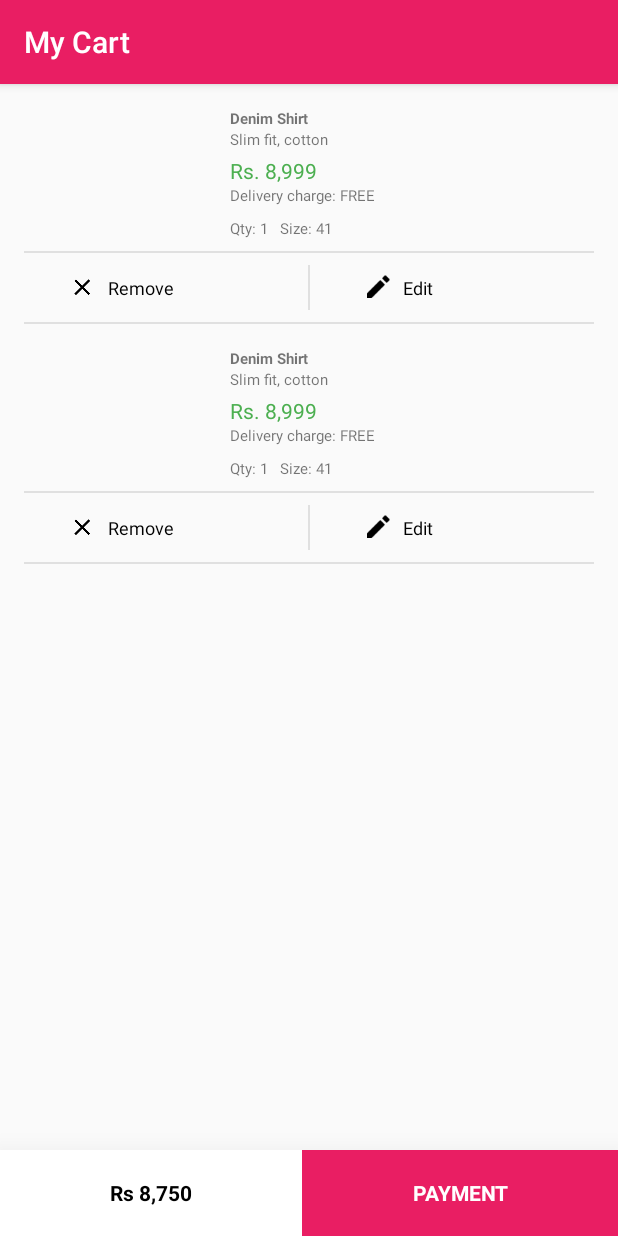
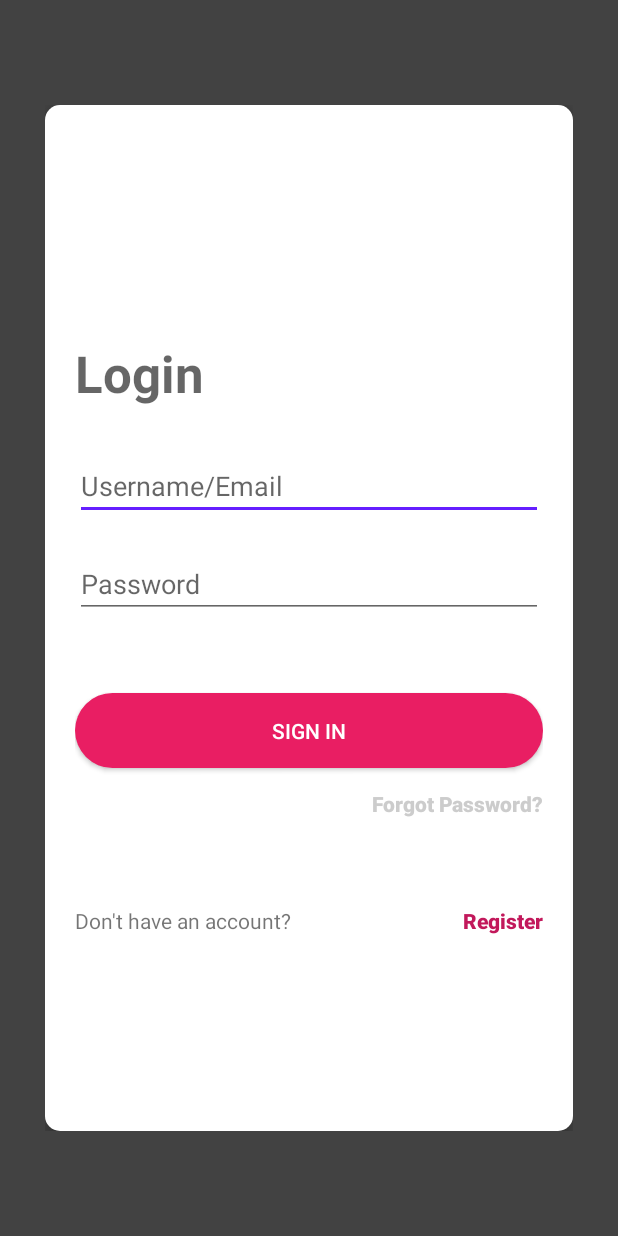
Before and after one commit to iamamit007/Ecommerce-Android, an Android app: the ItemDetailsActivity screen opened directly, with no data from a screen before it, after a tap on "BUY NOW", on a phone screen of 412 x 824 dp. Run offline under Robolectric (Android 15) with nearby library versions, the phone set to English and light mode, and no system bars; libraries missing offline, so code that uses them is left out: com.facebook.drawee; plain views replace SimpleDraweeView; pictures from the network do not load; 4 statements that could not run were skipped.

Commit message:
Login,Register UI

```diff
--- a/app/build.gradle
+++ b/app/build.gradle
@@ -27,6 +27,7 @@ android {
 
 dependencies {
     implementation fileTree(dir: 'libs', include: ['*.jar'])
+    implementation 'androidx.cardview:cardview:1.0.0'
     androidTestCompile('androidx.test.espresso:espresso-core:3.1.0', {
         exclude group: 'com.android.support', module: 'support-annotations'
     })
--- /dev/null
+++ b/app/src/main/java/com/allandroidprojects/ecomsample/login/LoginPopup.java
@@ -0,0 +1,111 @@
+package com.allandroidprojects.ecomsample.login;
+
+import android.app.Application;
+import android.content.Intent;
+import android.util.Log;
+import android.view.Gravity;
+import android.view.LayoutInflater;
+import android.view.MotionEvent;
+import android.view.View;
+import android.widget.Button;
+import android.widget.LinearLayout;
+import android.widget.PopupWindow;
+import android.widget.TextView;
+import android.widget.Toast;
+
+import com.allandroidprojects.ecomsample.R;
+import com.allandroidprojects.ecomsample.registration.SignUpActivity;
+import com.allandroidprojects.ecomsample.utility.ApiClient;
+import com.allandroidprojects.ecomsample.utility.ApiInterface;
+import com.allandroidprojects.ecomsample.utility.NetworkCallBack;
+import com.allandroidprojects.ecomsample.utility.NetworkResponse;
+import com.velectico.rbm.network.callbacks.NetworkError;
+
+import org.jetbrains.annotations.NotNull;
+import org.jetbrains.annotations.Nullable;
+
+import retrofit2.Call;
+
+public class LoginPopup {
+    //PopupWindow display method
+
+    public void showPopupWindow(final View view) {
+
+        Button buttonSignup;
+        //Create a View object yourself through inflater
+        LayoutInflater inflater = (LayoutInflater) view.getContext().getSystemService(view.getContext().LAYOUT_INFLATER_SERVICE);
+        final View popupView = inflater.inflate(R.layout.pop_up_layout, null);
+
+        //Specify the length and width through constants
+        int width = LinearLayout.LayoutParams.MATCH_PARENT;
+        int height = LinearLayout.LayoutParams.MATCH_PARENT;
+
+        //Make Inactive Items Outside Of PopupWindow
+        boolean focusable = true;
+
+        //Create a window with our parameters
+        final PopupWindow popupWindow = new PopupWindow(popupView, width, height, focusable);
+
+        //Set the location of the window on the screen
+        popupWindow.showAtLocation(view, Gravity.CENTER, 0, 0);
+
+        //Initialize the elements of our window, install the handler
+
+
+
+        buttonSignup = popupView.findViewById(R.id.signup);
+        buttonSignup.setOnClickListener(new View.OnClickListener() {
+            @Override
+            public void onClick(View v) {
+
+                //As an example, display the message
+                //Toast.makeText(view.getContext(), "Wow, popup action button", Toast.LENGTH_SHORT).show();
+                Intent i = new Intent(popupView.getContext(), SignUpActivity.class);
+                popupView.getContext().startActivity(i);
+            }
+        });
+        Button buttonLogin = popupView.findViewById(R.id.login);
+        buttonLogin.setOnClickListener(new View.OnClickListener() {
+            @Override
+            public void onClick(View v) {
+                Toast.makeText(popupView.getContext(),"Login.",Toast.LENGTH_SHORT).show();
+                callLoginApi();
+            }
+        });
+
+
+//
+//
+//
+//        //Handler for clicking on the inactive zone of the window
+//
+        popupView.setOnTouchListener(new View.OnTouchListener() {
+            @Override
+            public boolean onTouch(View v, MotionEvent event) {
+
+                //Close the window when clicked
+                popupWindow.dismiss();
+                return true;
+            }
+        });
+    }
+    public void callLoginApi(){
+
+        ApiInterface apiInterface = ApiClient.getInstance().getClient().create(ApiInterface.class);
+        Call<CustomerRegisterResponse> responseCall = apiInterface.getLoginDetails("sahaamit473@gmail.com","12345678");
+        responseCall.enqueue(callBack);
+
+    }
+    private NetworkCallBack callBack = new NetworkCallBack<CustomerRegisterResponse>() {
+        @Override
+        public void onSuccessNetwork(@Nullable Object data, @NotNull NetworkResponse response) {
+            Log.d("ZINGAKART Login",response.toString());
+
+        }
+
+        @Override
+        public void onFailureNetwork(@Nullable Object data, @NotNull NetworkError error) {
+
+        }
+    };
+}
--- a/app/src/main/java/com/allandroidprojects/ecomsample/product/ItemDetailsActivity.java
+++ b/app/src/main/java/com/allandroidprojects/ecomsample/product/ItemDetailsActivity.java
@@ -12,6 +12,7 @@ import androidx.appcompat.app.AppCompatActivity;
 import com.allandroidprojects.ecomsample.R;
 import com.allandroidprojects.ecomsample.fragments.ImageListFragment;
 import com.allandroidprojects.ecomsample.fragments.ViewPagerActivity;
+import com.allandroidprojects.ecomsample.login.LoginPopup;
 import com.allandroidprojects.ecomsample.notification.NotificationCountSetClass;
 import com.allandroidprojects.ecomsample.options.CartListActivity;
 import com.allandroidprojects.ecomsample.startup.MainActivity;
@@ -60,12 +61,13 @@ public class ItemDetailsActivity extends AppCompatActivity {
         textViewBuyNow.setOnClickListener(new View.OnClickListener() {
             @Override
             public void onClick(View view) {
-                ImageUrlUtils imageUrlUtils = new ImageUrlUtils();
-                imageUrlUtils.addCartListImageUri(stringImageUri);
-                MainActivity.notificationCountCart++;
-                NotificationCountSetClass.setNotifyCount(MainActivity.notificationCountCart);
-                startActivity(new Intent(ItemDetailsActivity.this, CartListActivity.class));
-
+//                ImageUrlUtils imageUrlUtils = new ImageUrlUtils();
+//                imageUrlUtils.addCartListImageUri(stringImageUri);
+//                MainActivity.notificationCountCart++;
+//                NotificationCountSetClass.setNotifyCount(MainActivity.notificationCountCart);
+//                startActivity(new Intent(ItemDetailsActivity.this, CartListActivity.class));
+                LoginPopup popUpClass = new LoginPopup();
+                popUpClass.showPopupWindow(view);
             }
         });
 
--- a/app/src/main/java/com/allandroidprojects/ecomsample/utility/ApiInterface.java
+++ b/app/src/main/java/com/allandroidprojects/ecomsample/utility/ApiInterface.java
@@ -1,11 +1,17 @@
 package com.allandroidprojects.ecomsample.utility;
 
+
+import com.allandroidprojects.ecomsample.login.CustomerRegisterResponse;
 
 import java.util.List;
 
 import retrofit2.Call;
+import retrofit2.http.Body;
 import retrofit2.http.GET;
+import retrofit2.http.Query;
 
+import static com.allandroidprojects.ecomsample.utility.ConstantAPIKt.customer_login;
+import static com.allandroidprojects.ecomsample.utility.ConstantAPIKt.customer_register;
 import static com.allandroidprojects.ecomsample.utility.ConstantAPIKt.products_categories;
 
 public interface ApiInterface {
@@ -14,8 +20,11 @@ public interface ApiInterface {
     @GET(products_categories)
     Call<List<Catagories>> getCatagories();
 
+    @GET(customer_register)
+    Call<CustomerRegisterResponse> getregisterDetails();
 
-
+    @GET(customer_login)
+    Call<CustomerRegisterResponse> getLoginDetails(@Query("email") String email,@Query("password") String password);
 
 //    @POST(ENDPOINT_GET_TASK_DETAILS_LIST_BY_BEAT_ID)
 //    Call<BeatWiseTakListResponse> getTaskDetailsByBeat(@Body GetBeatDeatilsRequestParams model);
--- a/app/src/main/java/com/allandroidprojects/ecomsample/utility/ConstantAPI.kt
+++ b/app/src/main/java/com/allandroidprojects/ecomsample/utility/ConstantAPI.kt
@@ -99,3 +99,6 @@ const val APP_API_NAME = "https://zingakart.com/wp-json/wc/v3/"
 
 
 const val products_categories = APP_API_NAME+"products/categories"
+
+const val customer_register = APP_API_NAME+"customers"
+const val customer_login = APP_API_NAME+"customers"
--- /dev/null
+++ b/app/src/main/res/drawable-xxhdpi/button_bg.xml
@@ -0,0 +1,6 @@
+<?xml version="1.0" encoding="utf-8"?>
+<shape xmlns:android="http://schemas.android.com/apk/res/android"
+    android:shape="rectangle">
+    <solid android:color="@color/colorPrimary" />
+    <corners android:radius="30dp" />
+</shape>
--- /dev/null
+++ b/app/src/main/res/drawable-xxhdpi/cardview.xml
@@ -0,0 +1,6 @@
+<?xml version="1.0" encoding="utf-8"?>
+<shape xmlns:android="http://schemas.android.com/apk/res/android"
+    android:shape="rectangle">
+    <solid android:color="@color/cardview_light_background" />
+    <corners android:radius="10dp" />
+</shape>
--- /dev/null
+++ b/app/src/main/res/layout/pop_up_layout.xml
@@ -0,0 +1,101 @@
+<?xml version="1.0" encoding="utf-8"?>
+<androidx.constraintlayout.widget.ConstraintLayout
+    xmlns:android="http://schemas.android.com/apk/res/android" android:layout_width="match_parent"
+    android:layout_height="match_parent"
+    android:background="@color/cardview_dark_background"
+    android:paddingLeft="30dp"
+    android:paddingRight="30dp"
+    android:paddingBottom="70dp"
+    android:paddingTop="70dp">
+
+
+
+        <RelativeLayout
+            android:id="@+id/rlpop"
+            android:padding="20dp"
+            android:gravity="center"
+            android:elevation="5dp"
+            android:background="@drawable/cardview"
+            android:layout_width="match_parent"
+            android:layout_height="match_parent">
+
+                <TextView
+                    android:id="@+id/title"
+                    android:layout_below="@+id/imageView"
+                    android:textAppearance="@style/TextAppearance.AppCompat.Display1"
+                    android:layout_width="wrap_content"
+                    android:layout_height="wrap_content"
+                    android:layout_marginTop="40dp"
+                    android:textStyle="bold"
+                    android:text="Login" />
+
+                <EditText
+                    android:id="@+id/username"
+                    android:layout_width="match_parent"
+                    android:layout_height="wrap_content"
+                    android:hint="Username/Email"
+                    android:inputType="text"
+                    android:layout_below="@+id/title"
+                    android:layout_marginTop="30dp"
+                    android:selectAllOnFocus="true" />
+
+                <EditText
+                    android:id="@+id/password"
+                    android:layout_width="match_parent"
+                    android:layout_height="wrap_content"
+                    android:layout_below="@+id/username"
+                    android:hint="Password"
+                    android:imeOptions="actionDone"
+                    android:inputType="textPassword"
+                    android:layout_marginTop="20dp"
+                    android:selectAllOnFocus="true" />
+
+                <Button
+                    android:id="@+id/login"
+                    android:layout_width="match_parent"
+                    android:layout_height="50dp"
+                    android:textColor="#FFFFFF"
+                    android:elevation="3dp"
+                    android:background="@drawable/button_bg"
+                    android:layout_below="@+id/password"
+                    android:layout_marginTop="50dp"
+                    android:textAppearance="@style/TextAppearance.AppCompat.Button"
+                    android:text="Sign In" />
+
+                <Button
+                    android:id="@+id/forgotPass"
+                    android:layout_width="wrap_content"
+                    android:layout_height="wrap_content"
+                    android:layout_alignParentRight="true"
+                    android:layout_below="@+id/login"
+                    android:textColor="#CCCCCC"
+                    android:background="#00000000"
+                    android:textAllCaps="false"
+                    android:textStyle="bold"
+                    android:text="Forgot Password?" />
+
+                <TextView
+                    android:id="@+id/textView"
+                    android:layout_alignBaseline="@+id/signup"
+                    android:layout_width="wrap_content"
+                    android:layout_height="wrap_content"
+                    android:layout_below="@+id/forgotPass"
+                    android:text="Don't have an account?" />
+
+                <Button
+                    android:id="@+id/signup"
+                    android:layout_width="wrap_content"
+                    android:layout_height="wrap_content"
+                    android:layout_marginTop="30dp"
+                    android:layout_alignParentRight="true"
+                    android:layout_below="@+id/forgotPass"
+                    android:textColor="@color/colorPrimaryDark"
+                    android:background="#00000000"
+                    android:textAllCaps="false"
+                    android:textStyle="bold"
+                    android:textAlignment="viewEnd"
+                    android:text="Register" />
+
+        </RelativeLayout>
+
+</androidx.constraintlayout.widget.ConstraintLayout>
```
Also changed, not shown: app/src/main/AndroidManifest.xml (+8 -7 lines), app/src/main/java/com/allandroidprojects/ecomsample/login/LoginResponse.kt (added, +23 -0 lines), app/src/main/java/com/allandroidprojects/ecomsample/registration/SignUpActivity.java (added, +67 -0 lines), app/src/main/res/layout/activity_sign_up.xml (added, +100 -0 lines), 1 other file.
